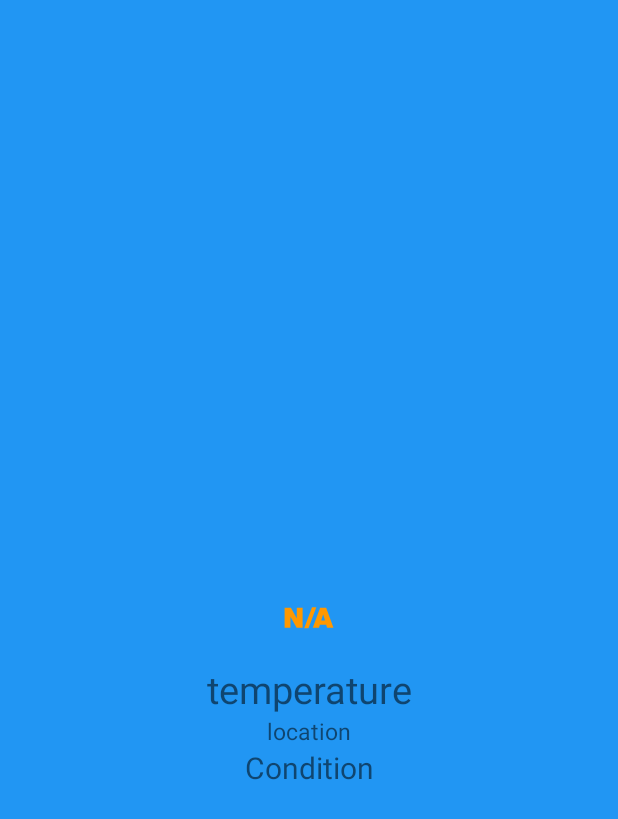
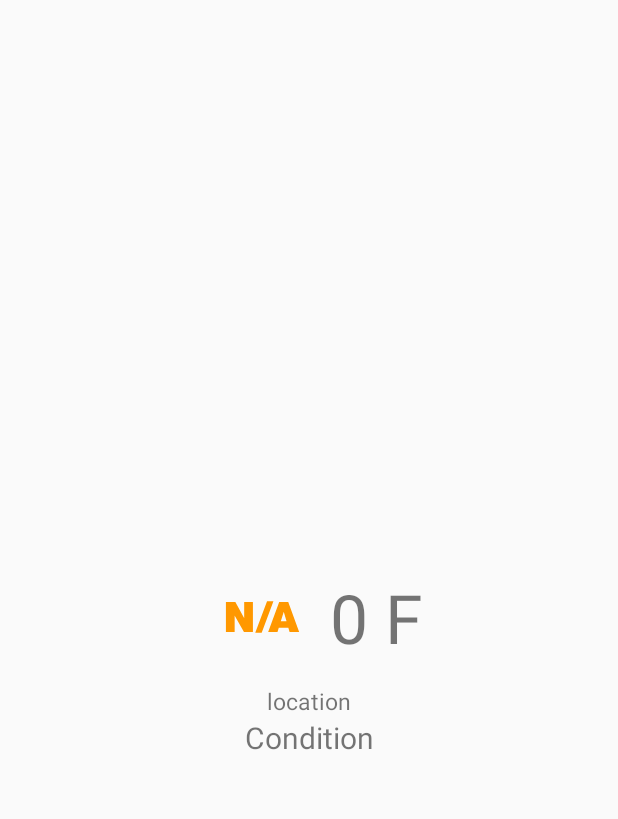
Before and after one commit to UltimateAnjali/WeatherSense, an Android app: the screen it shows after launch (MainActivity), on a phone screen of 412 x 824 dp. Shown: the top 819 px of the screen. Run offline under Robolectric (Android 15) with nearby library versions, the light colour scheme and no system bars.

Commit message:
layout changes

```diff
--- a/app/src/main/java/com/katra/weathersense/MainActivity.java
+++ b/app/src/main/java/com/katra/weathersense/MainActivity.java
@@ -1,8 +1,10 @@
 package com.katra.weathersense;
 
+import android.graphics.drawable.Drawable;
 import android.support.v7.app.AppCompatActivity;
 import android.os.Bundle;
 import android.util.Log;
+import android.widget.ImageView;
 import android.widget.TextView;
 import android.widget.Toast;
 
@@ -13,6 +15,7 @@ import com.katra.weathersense.services.YahooWeatherService;
 public class MainActivity extends AppCompatActivity implements WeatherServiceCallback {
 
     private TextView tempText, locText, condText;
+    private ImageView weatherIcon;
 
     private YahooWeatherService service;
 
@@ -24,6 +27,7 @@ public class MainActivity extends AppCompatActivity implements WeatherServiceCal
         tempText = (TextView)findViewById(R.id.tempTextView);
         locText = (TextView)findViewById(R.id.locTextView);
         condText = (TextView)findViewById(R.id.condTextView);
+        weatherIcon = (ImageView)findViewById(R.id.weatherCondImageView);
 
         service = new YahooWeatherService(this);
         service.refreshWeather("Sydney, Australia");
@@ -31,6 +35,12 @@ public class MainActivity extends AppCompatActivity implements WeatherServiceCal
 
     @Override
     public void serviceSuccess(Channel channel) {
+        int resId = getResources()
+                .getIdentifier("drawable/wi_"+channel.getItem().getCondition().getCode(),
+                        null,
+                        getPackageName());
+        Drawable weatherIconImage = getResources().getDrawable(resId);
+        weatherIcon.setImageDrawable(weatherIconImage);
         locText.setText(service.getLocation());
         tempText.setText(channel.getItem().getCondition().getTemperature()+"\u00B0"+channel.getUnits().getTempUnit());
         condText.setText(channel.getItem().getCondition().getDesc());
--- a/app/src/main/res/layout/activity_main.xml
+++ b/app/src/main/res/layout/activity_main.xml
@@ -4,42 +4,49 @@
     xmlns:tools="http://schemas.android.com/tools"
     android:layout_width="match_parent"
     android:layout_height="match_parent"
-    tools:context="com.katra.weathersense.MainActivity"
-    android:background="@color/colorPrimary">
+    tools:context="com.katra.weathersense.MainActivity">
+
+    <LinearLayout
+        android:layout_width="wrap_content"
+        android:layout_height="wrap_content"
+        android:orientation="horizontal"
+        android:layout_centerInParent="true"
+        android:id="@+id/tempLinearLayout"
+        android:gravity="center">
 
         <ImageView
-        android:layout_width="60dp"
-        android:layout_height="60dp"
+            android:layout_width="90dp"
+            android:layout_height="90dp"
             android:src="@drawable/wi_3200"
             android:id="@+id/weatherCondImageView"
-        android:tint="@color/colorAccent"
-        android:layout_centerInParent="true"/>
+            android:tint="@color/colorAccent" />
 
         <TextView
             android:layout_width="match_parent"
             android:layout_height="wrap_content"
-        android:text="temperature"
+            android:text="0 F"
             android:id="@+id/tempTextView"
             android:layout_below="@+id/weatherCondImageView"
-        android:gravity="center"
-        android:textSize="25sp"/>
+            android:textSize="45sp"
+            android:layout_gravity="center_vertical"/>
+    </LinearLayout>
 
     <TextView
         android:layout_width="match_parent"
         android:layout_height="wrap_content"
+        android:id="@+id/locTextView"
+        android:layout_below="@+id/tempLinearLayout"
+        android:gravity="center"
         android:text="location"
-        android:id="@+id/locTextView"
-        android:layout_below="@+id/tempTextView"
-        android:gravity="center"
         android:textSize="15sp"/>
 
     <TextView
         android:layout_width="match_parent"
         android:layout_height="wrap_content"
-        android:text="Condition"
         android:id="@+id/condTextView"
         android:layout_below="@+id/locTextView"
         android:gravity="center"
+        android:text="Condition"
         android:textSize="20sp"/>
 
 </RelativeLayout>
```
Lines whose indentation alone changed are shown as unchanged.
